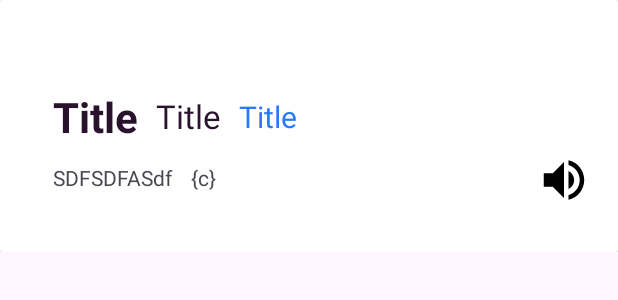
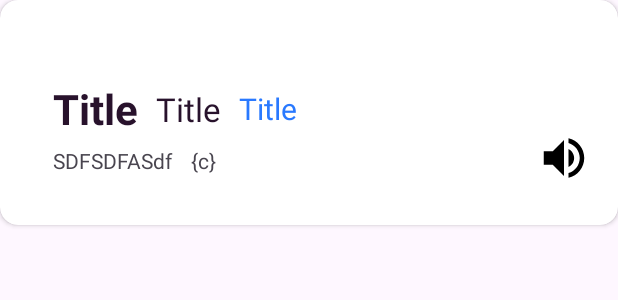
Before and after one commit to pr1me1/Dictionary, an Android app: the layout item_word_more.xml on its own in the app's theme, with its tools: preview values and no code run, on a phone screen of 412 x 824 dp. Shown: the top 300 px of the screen. Run offline under Robolectric (Android 15) with nearby library versions, the phone set to English and light mode, and no system bars.

Commit message:
Committed 10.10.2023 by Primel with love at 7: 39 PM

```diff
--- a/app/src/main/res/layout/item_word_more.xml
+++ b/app/src/main/res/layout/item_word_more.xml
@@ -1,15 +1,11 @@
 <?xml version="1.0" encoding="utf-8"?>
-<androidx.constraintlayout.widget.ConstraintLayout xmlns:android="http://schemas.android.com/apk/res/android"
-    android:layout_width="match_parent"
-    android:layout_height="wrap_content"
-    android:background="@color/white"
+<androidx.cardview.widget.CardView android:layout_width="match_parent"
     xmlns:app="http://schemas.android.com/apk/res-auto"
-    xmlns:tools="http://schemas.android.com/tools">
-
-    <androidx.cardview.widget.CardView
-        android:layout_width="match_parent"
-        app:cardBackgroundColor="@color/white"
-        android:layout_height="match_parent">
+    xmlns:tools="http://schemas.android.com/tools"
+    app:cardCornerRadius="12dp"
+    app:cardBackgroundColor="@color/white"
+    android:layout_height="150dp"
+    xmlns:android="http://schemas.android.com/apk/res/android">
 
         <androidx.constraintlayout.widget.ConstraintLayout
             android:layout_width="match_parent"
@@ -110,10 +106,3 @@
 
 
     </androidx.cardview.widget.CardView>
-
-
-
-
-
-
-</androidx.constraintlayout.widget.ConstraintLayout>
```
Also changed, not shown: app/src/main/java/uz/gita/mDictionary/dialogs/MoreDialog.kt (+5 -7 lines), app/src/main/res/layout/screen_info.xml (+2 -11 lines).
